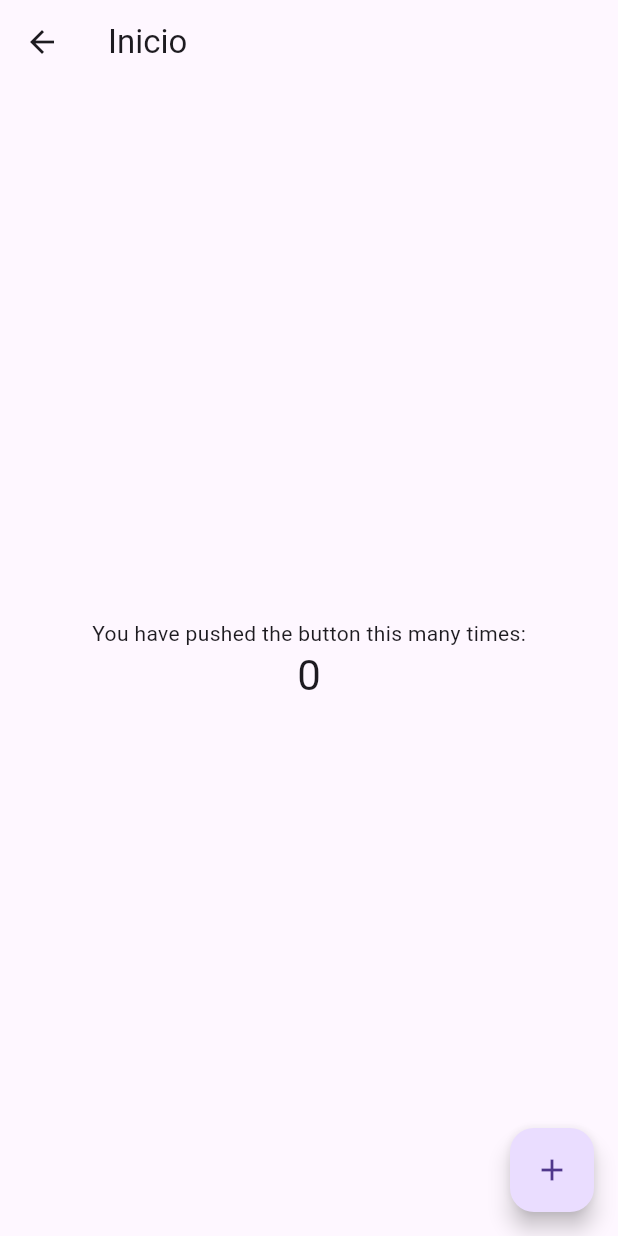
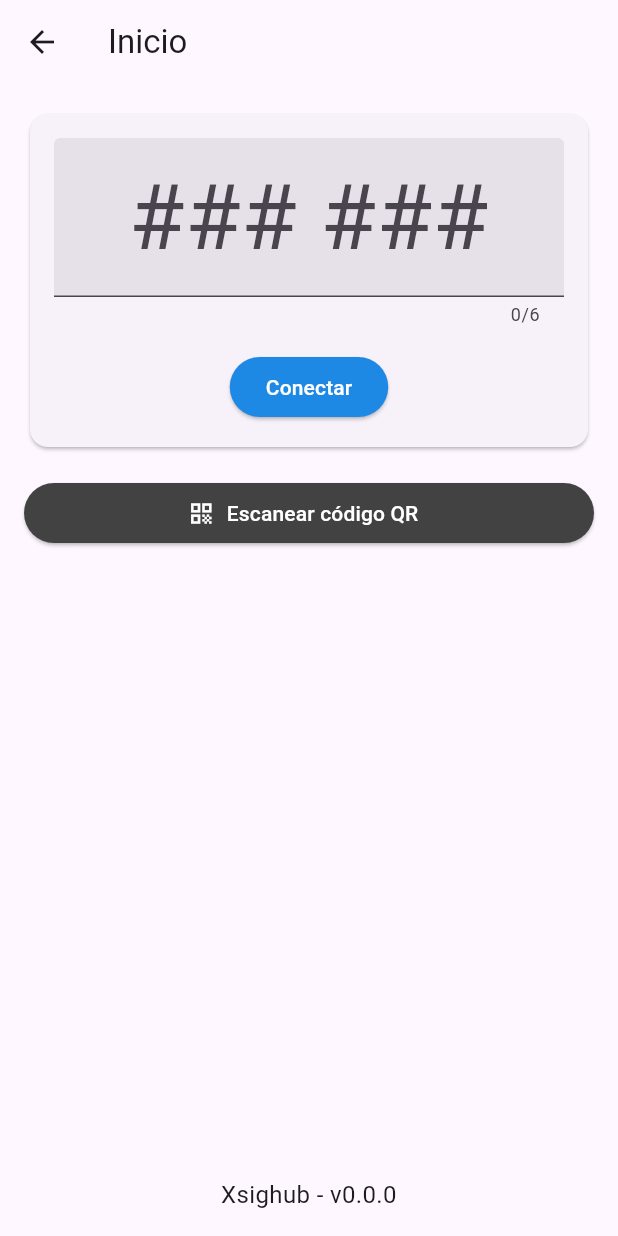
Before and after one commit to Ekisa-Team/xsighub_mobile, a Flutter app: the HomeScreen screen opened by its route, on a phone screen of 412 x 824 dp. Run offline on Flutter 3.47's test engine with Material 2 defaults, Android fonts, the phone set to English and light mode, and no system bars; missing offline and left inert: qr_code_scanner, syncfusion_flutter_signaturepad.

Commit message:
Implement QR scanner & signature screens

```diff
--- a/lib/src/constants/color_constants.dart
+++ b/lib/src/constants/color_constants.dart
@@ -1,8 +1,10 @@
 import 'package:flutter/material.dart';
 
 class ColorConstants {
-  static const Color scaffoldBackgroundLight = Colors.white70;
-  static const Color scaffoldBackgroundDark = Colors.black87;
+  static const Color backgroundLight = Colors.white;
+  static const Color backgroundDark = Colors.black87;
+  static const Color foregroundLight = Colors.black87;
+  static const Color foregroundDark = Colors.white54;
   static final Color primary = Colors.blue.shade700;
   static final Color accent = Colors.blue.shade50;
   static final Color error = Colors.red.shade400;
--- a/lib/src/models/session.dart
+++ b/lib/src/models/session.dart
@@ -1,36 +1,71 @@
 class Session {
-  final String id;
-  final String serverKey;
-  final String mobileKey;
-  final DateTime createdAt;
-  final DateTime updatedAt;
+  final String pairingKey;
+  final SessionConnection connection;
   final SessionData data;
 
-  Session(
-      {required this.id,
-      required this.serverKey,
-      required this.mobileKey,
-      required this.createdAt,
-      required this.updatedAt,
-      required this.data});
+  Session({
+    required this.pairingKey,
+    required this.connection,
+    required this.data,
+  });
 
   factory Session.fromJson(Map<String, dynamic> json) {
     return Session(
-        id: json['id'],
-        serverKey: json['serverKey'],
-        mobileKey: json['mobileKey'],
-        createdAt: json['createdAt'],
-        updatedAt: json['updatedAt'],
-        data: SessionData.fromJson(json['data']));
+      pairingKey: json['pairingKey'],
+      connection: SessionConnection.fromJson(json['connection']),
+      data: SessionData.fromJson(json['data']),
+    );
   }
+
+  Map<String, dynamic> toJson() => {
+        'pairingKey': pairingKey,
+        'connection': connection.toJson(),
+        'data': data.toJson(),
+      };
+}
+
+class SessionConnection {
+  final String clientIp;
+  final String userAgent;
+  final bool isPaired;
+  final DateTime pairedAt;
+
+  SessionConnection({
+    required this.clientIp,
+    required this.userAgent,
+    required this.isPaired,
+    required this.pairedAt,
+  });
+
+  factory SessionConnection.fromJson(Map<String, dynamic> json) {
+    return SessionConnection(
+      clientIp: json['clientIp'],
+      userAgent: json['userAgent'],
+      isPaired: json['isPaired'],
+      pairedAt: DateTime.parse(json['pairedAt']),
+    );
+  }
+
+  Map<String, dynamic> toJson() => {
+        'clientIp': clientIp,
+        'userAgent': userAgent,
+        'isPaired': isPaired,
+        'pairedAt': pairedAt.toIso8601String(),
+      };
 }
 
 class SessionData {
-  final String signature;
+  final String? signature;
 
   SessionData({required this.signature});
 
   factory SessionData.fromJson(Map<String, dynamic> json) {
-    return SessionData(signature: json['json']);
+    return SessionData(
+      signature: json['json'] ?? '',
+    );
   }
+
+  Map<String, dynamic> toJson() => {
+        'signature': signature,
+      };
 }
--- a/lib/src/routes/index.dart
+++ b/lib/src/routes/index.dart
@@ -1,22 +1,16 @@
 import 'package:flutter/material.dart';
 import 'package:xsighub_mobile/src/screens/home_screen.dart';
 import 'package:xsighub_mobile/src/screens/signature_screen.dart';
-import 'package:xsighub_mobile/src/screens/splash_screen.dart';
 
 Route routes(RouteSettings settings) {
   switch (settings.name) {
     case '/':
-      return MaterialPageRoute(builder: (_) => const SplashScreen());
-
-    case '/home':
-      return MaterialPageRoute(
-          builder: (_) => const HomeScreen(title: 'Inicio'));
+      return MaterialPageRoute(builder: (_) => const HomeScreen());
 
     case '/sessions':
-      return MaterialPageRoute(
-          builder: (_) => const SignatureScreen(title: 'Firma'));
+      return MaterialPageRoute(builder: (_) => const SignatureScreen());
 
     default:
-      return MaterialPageRoute(builder: (_) => const SplashScreen());
+      return MaterialPageRoute(builder: (_) => const HomeScreen());
   }
 }
--- a/lib/src/screens/home_screen.dart
+++ b/lib/src/screens/home_screen.dart
@@ -1,86 +1,141 @@
 import 'package:flutter/material.dart';
+import 'package:flutter/services.dart';
+import 'package:xsighub_mobile/src/models/session.dart';
+import 'package:xsighub_mobile/src/screens/qr_scanner_screen.dart';
+import 'package:xsighub_mobile/src/screens/signature_screen.dart';
+import 'package:xsighub_mobile/src/services/session_service.dart';
+import 'package:xsighub_mobile/src/theme/button.dart';
 
 class HomeScreen extends StatefulWidget {
-  const HomeScreen({super.key, required this.title});
-
-  // This widget is the home page of your application. It is stateful, meaning
-  // that it has a State object (defined below) that contains fields that affect
-  // how it looks.
-
-  // This class is the configuration for the state. It holds the values (in this
-  // case the title) provided by the parent (in this case the App widget) and
-  // used by the build method of the State. Fields in a Widget subclass are
-  // always marked "final".
-
-  final String title;
+  const HomeScreen({Key? key}) : super(key: key);
 
   @override
   State<HomeScreen> createState() => _HomeScreenState();
 }
 
 class _HomeScreenState extends State<HomeScreen> {
-  int _counter = 0;
+  final _sessionService = SessionService();
 
-  void _incrementCounter() {
-    setState(() {
-      // This call to setState tells the Flutter framework that something has
-      // changed in this State, which causes it to rerun the build method below
-      // so that the display can reflect the updated values. If we changed
-      // _counter without calling setState(), then the build method would not be
-      // called again, and so nothing would appear to happen.
-      _counter++;
-    });
+  final _formKey = GlobalKey<FormState>();
+  final _pairingKeyController = TextEditingController();
+
+  void _connect() async {
+    try {
+      final Session session = await _sessionService.pair(
+        _pairingKeyController.text,
+      );
+
+      if (context.mounted) {
+        Navigator.push(
+          context,
+          MaterialPageRoute(
+            builder: (context) =>
+                SignatureScreen(pairingKey: session.pairingKey),
+          ),
+        );
+      }
+    } catch (e) {
+      ScaffoldMessenger.of(context).showSnackBar(
+        SnackBar(content: Text(e.toString())),
+      );
+    }
   }
 
   @override
   Widget build(BuildContext context) {
-    // This method is rerun every time setState is called, for instance as done
-    // by the _incrementCounter method above.
-    //
-    // The Flutter framework has been optimized to make rerunning build methods
-    // fast, so that you can just rebuild anything that needs updating rather
-    // than having to individually change instances of widgets.
     return Scaffold(
       appBar: AppBar(
-        // Here we take the value from the HomeScreen object that was created by
-        // the App.build method, and use it to set our appbar title.
-        title: Text(widget.title),
+        title: const Text('Inicio'),
       ),
-      body: Center(
-        // Center is a layout widget. It takes a single child and positions it
-        // in the middle of the parent.
+      body: SafeArea(
         child: Column(
-          // Column is also a layout widget. It takes a list of children and
-          // arranges them vertically. By default, it sizes itself to fit its
-          // children horizontally, and tries to be as tall as its parent.
-          //
-          // Invoke "debug painting" (press "p" in the console, choose the
-          // "Toggle Debug Paint" action from the Flutter Inspector in Android
-          // Studio, or the "Toggle Debug Paint" command in Visual Studio Code)
-          // to see the wireframe for each widget.
-          //
-          // Column has various properties to control how it sizes itself and
-          // how it positions its children. Here we use mainAxisAlignment to
-          // center the children vertically; the main axis here is the vertical
-          // axis because Columns are vertical (the cross axis would be
-          // horizontal).
-          mainAxisAlignment: MainAxisAlignment.center,
-          children: <Widget>[
+          children: [
+            Expanded(
+              child: ListView(
+                padding: const EdgeInsets.all(16.0),
+                children: [
+                  Card(
+                    child: Padding(
+                      padding: const EdgeInsets.all(16.0),
+                      child: _buildForm(),
+                    ),
+                  ),
+                  const SizedBox(height: 16.0),
+                  Hero(
+                    tag: 'scanButton',
+                    child: _buildScanButton(),
+                  ),
+                ],
+              ),
+            ),
+            const SizedBox(height: 16.0),
             const Text(
-              'You have pushed the button this many times:',
+              'Xsighub - v0.0.0',
+              textAlign: TextAlign.center,
+              style: TextStyle(fontSize: 16.0),
             ),
-            Text(
-              '$_counter',
-              style: Theme.of(context).textTheme.headlineMedium,
-            ),
+            const SizedBox(height: 16.0),
           ],
         ),
       ),
-      floatingActionButton: FloatingActionButton(
-        onPressed: _incrementCounter,
-        tooltip: 'Increment',
-        child: const Icon(Icons.add),
-      ), // This trailing comma makes auto-formatting nicer for build methods.
+    );
+  }
+
+  Widget _buildForm() {
+    return Form(
+      key: _formKey,
+      child: Column(
+        mainAxisSize: MainAxisSize.min,
+        children: [
+          _buildTextField(),
+          const SizedBox(height: 16.0),
+          _buildConnectButton(),
+        ],
+      ),
+    );
+  }
+
+  Widget _buildTextField() {
+    return TextFormField(
+      controller: _pairingKeyController,
+      keyboardType: TextInputType.number,
+      decoration: const InputDecoration(hintText: '### ###', filled: true),
+      style: const TextStyle(fontSize: 60),
+      maxLength: 6,
+      inputFormatters: [FilteringTextInputFormatter.digitsOnly],
+      textAlign: TextAlign.center,
+      validator: (value) {
+        if (value == null || value.isEmpty || value.length < 6) {
+          return 'Ingrese un código de emparejamiento válido';
+        }
+        return null;
+      },
+    );
+  }
+
+  Widget _buildConnectButton() {
+    return ElevatedButton(
+      style: primaryButtonStyle,
+      onPressed: () {
+        if (_formKey.currentState!.validate()) {
+          _connect();
+        }
+      },
+      child: const Text('Conectar'),
+    );
+  }
+
+  Widget _buildScanButton() {
+    return ElevatedButton.icon(
+      style: secondaryButtonStyle,
+      onPressed: () {
+        Navigator.push(
+          context,
+          MaterialPageRoute(builder: (context) => const QrScannerScreen()),
+        );
+      },
+      icon: const Icon(Icons.qr_code),
+      label: const Text('Escanear código QR'),
     );
   }
 }
--- /dev/null
+++ b/lib/src/theme/button.dart
@@ -0,0 +1,21 @@
+import 'package:flutter/material.dart';
+
+final ButtonStyle primaryButtonStyle = ElevatedButton.styleFrom(
+  backgroundColor: Colors.blue.shade600,
+  foregroundColor: Colors.white,
+);
+
+final ButtonStyle secondaryButtonStyle = ElevatedButton.styleFrom(
+  backgroundColor: Colors.grey.shade800,
+  foregroundColor: Colors.white,
+);
+
+final ButtonStyle successButtonStyle = ElevatedButton.styleFrom(
+  backgroundColor: Colors.green.shade300,
+  foregroundColor: Colors.white,
+);
+
+final ButtonStyle dangerButtonStyle = ElevatedButton.styleFrom(
+  backgroundColor: Colors.red.shade300,
+  foregroundColor: Colors.white,
+);
--- a/pubspec.yaml
+++ b/pubspec.yaml
@@ -11,6 +11,9 @@ dependencies:
     sdk: flutter
   cupertino_icons: ^1.0.2
   http: ^0.13.5
+  mask_text_input_formatter: ^2.4.0
+  qr_code_scanner: ^1.0.1
+  syncfusion_flutter_signaturepad: ^21.2.3
 
 dev_dependencies:
   flutter_test:
```
Also changed, not shown: lib/src/screens/qr_scanner_screen.dart (added, +79 -0 lines), lib/src/screens/signature_screen.dart (+80 -7 lines), lib/src/screens/splash_screen.dart (deleted, +0 -15 lines), lib/src/services/session_service.dart (+33 -3 lines), pubspec.lock, 1 other file.
